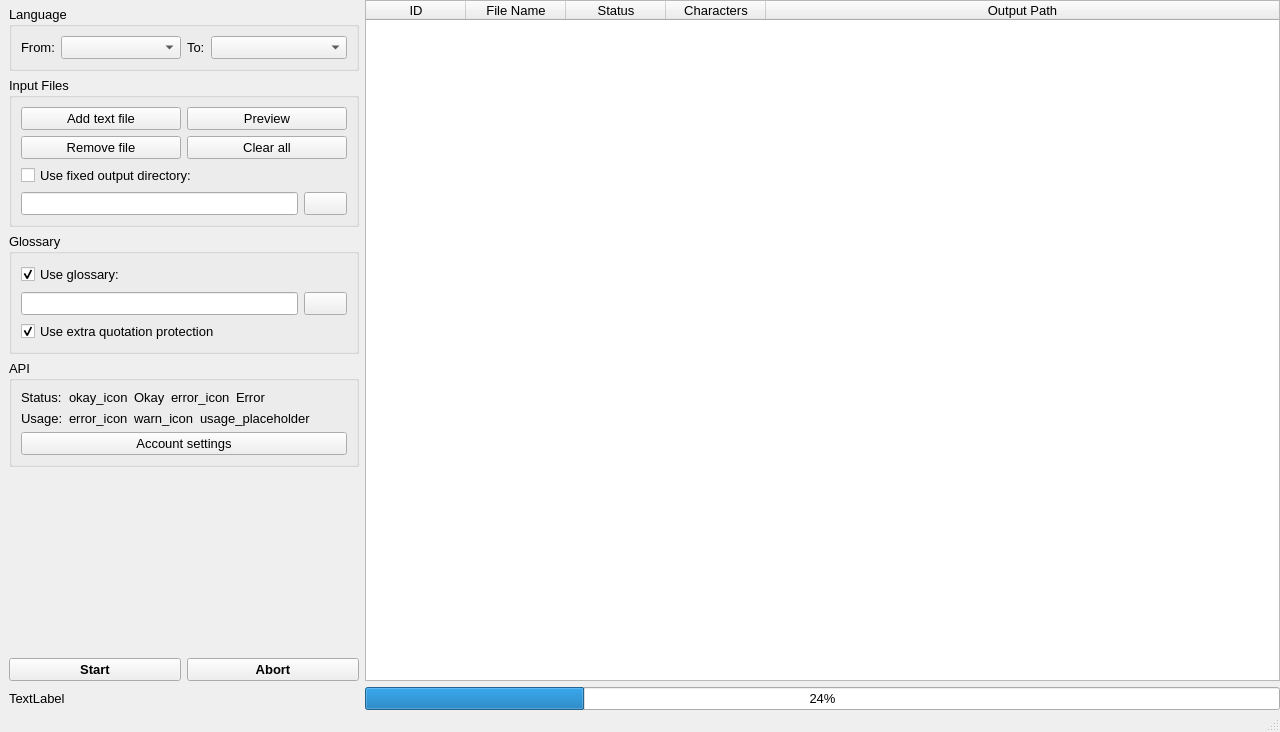
This is ui-files/mainwindow.ui in VoxelCubes/DeepQt as Qt 5 draws it before an edit. The edited form follows.
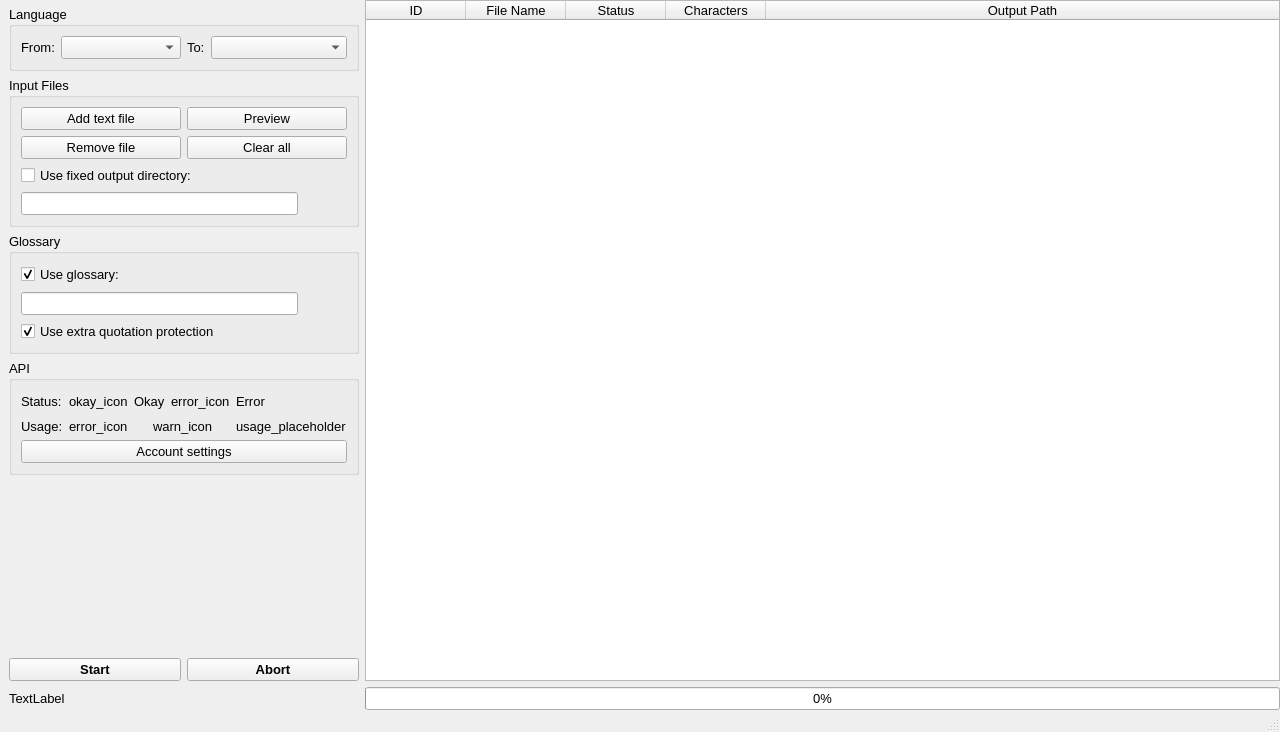
This is the edited form. Icons and pictures are not drawn. Custom widgets are drawn as their Qt base class.

Commit message: Add refresh button and tooltips

```diff
--- a/ui-files/mainwindow.ui
+++ b/ui-files/mainwindow.ui
@@ -170,6 +170,9 @@
               <iconset theme="document-open-folder">
                <normaloff>.</normaloff>.</iconset>
              </property>
+             <property name="flat">
+              <bool>true</bool>
+             </property>
             </widget>
            </item>
           </layout>
@@ -248,6 +251,9 @@
               <iconset theme="document-open">
                <normaloff>.</normaloff>.</iconset>
              </property>
+             <property name="flat">
+              <bool>true</bool>
+             </property>
             </widget>
            </item>
           </layout>
@@ -273,9 +279,6 @@
         <layout class="QVBoxLayout" name="verticalLayout_3">
          <item>
           <layout class="QFormLayout" name="formLayout_2">
-           <property name="fieldGrowthPolicy">
-            <enum>QFormLayout::FieldsStayAtSizeHint</enum>
-           </property>
            <item row="0" column="0">
             <widget class="QLabel" name="label_5">
              <property name="text">
@@ -313,6 +316,35 @@
                </property>
               </widget>
              </item>
+             <item>
+              <spacer name="horizontalSpacer_2">
+               <property name="orientation">
+                <enum>Qt::Horizontal</enum>
+               </property>
+               <property name="sizeHint" stdset="0">
+                <size>
+                 <width>0</width>
+                 <height>10</height>
+                </size>
+               </property>
+              </spacer>
+             </item>
+             <item>
+              <widget class="QPushButton" name="pushButton_refresh">
+               <property name="toolTip">
+                <string>Refresh</string>
+               </property>
+               <property name="text">
+                <string notr="true"/>
+               </property>
+               <property name="icon">
+                <iconset theme="view-refresh"/>
+               </property>
+               <property name="flat">
+                <bool>true</bool>
+               </property>
+              </widget>
+             </item>
             </layout>
            </item>
            <item row="1" column="0">
@@ -496,7 +528,7 @@
     <item row="1" column="1">
      <widget class="QProgressBar" name="progressBar">
       <property name="value">
-       <number>24</number>
+       <number>0</number>
       </property>
      </widget>
     </item>
```
Left out of the diff: 9 changed lines with no effect on the pictures. The commit also changes 2 other files.
